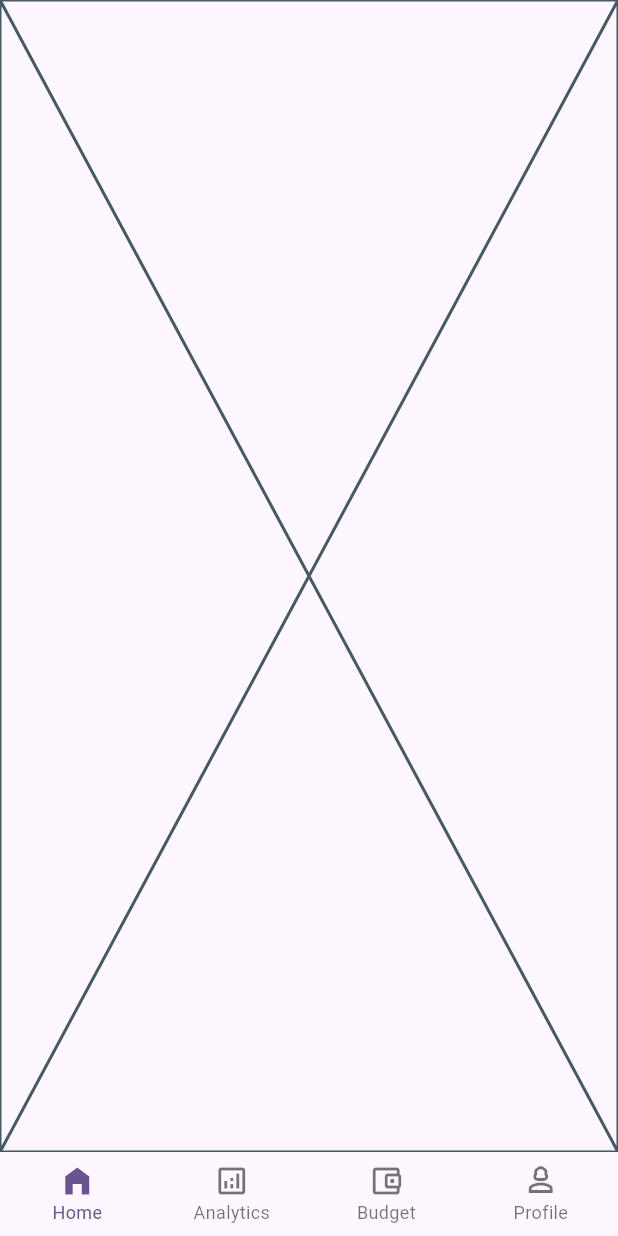
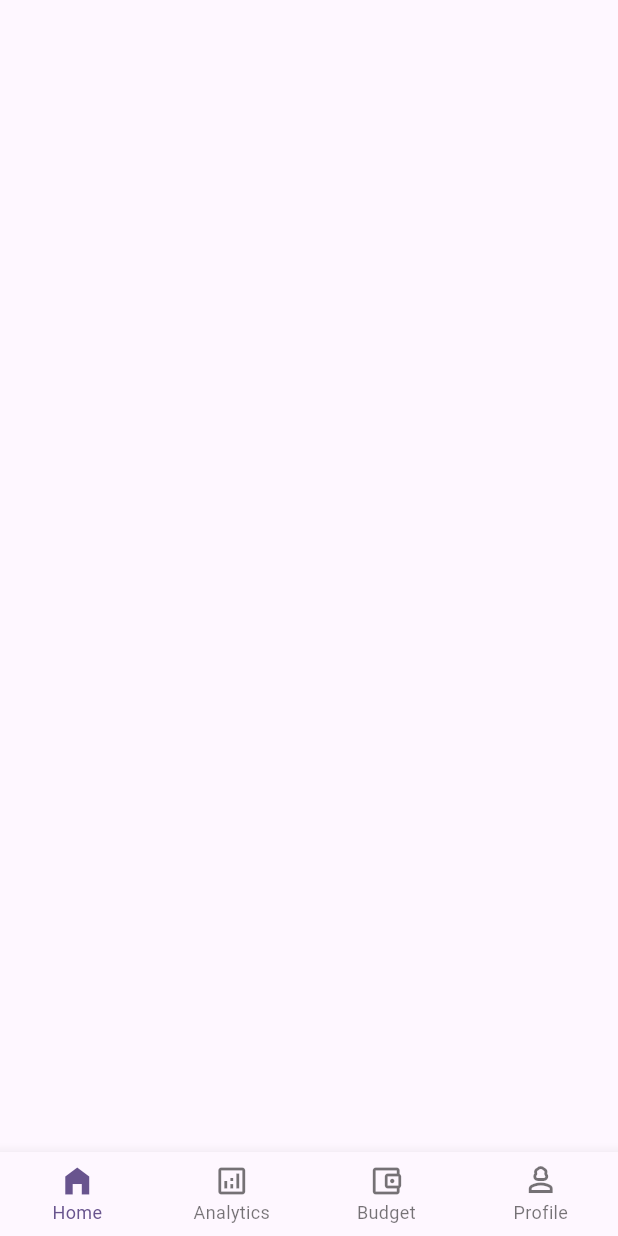
Before and after one commit to demystik/spendly, a Flutter app: the screen it shows after launch, on a phone screen of 412 x 824 dp. Run offline on Flutter 3.47's test engine with Material 3 defaults, Android fonts, the phone set to English and light mode, and no system bars; our stand-ins replace go_router.

Commit message:
small thing on home screen

```diff
--- a/lib/screens/home_screen.dart
+++ b/lib/screens/home_screen.dart
@@ -5,6 +5,12 @@ class HomeScreen extends StatelessWidget {
 
   @override
   Widget build(BuildContext context) {
-    return const Placeholder();
+    return const Scaffold(
+      body: SafeArea(child: Column(children: [
+        Padding(padding: EdgeInsets.all(8), child: Row(children: [
+
+        ],),),
+      ]),),
+    );
   }
 }
```
Also changed, not shown: pubspec.yaml (+6 -3 lines), assets/images/profile_male.png (added), assets/logos/spendly_logo1.png (added), assets/logos/spendly_logo2.png (added).
